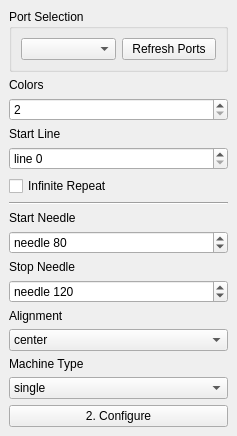
AllYarnsAreBeautiful/ayab-desktop, file software/python/ayab/plugins/ayab_plugin/ayab_options.ui: the form before one commit.
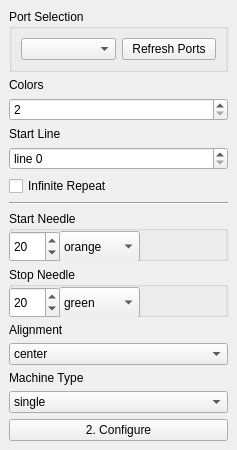
The form after the commit.

Commit message: start and stop needle choice like on the machine (#27)

Patch:
```diff
--- a/software/python/ayab/plugins/ayab_plugin/ayab_options.ui
+++ b/software/python/ayab/plugins/ayab_plugin/ayab_options.ui
@@ -7,7 +7,7 @@
     <x>0</x>
     <y>0</y>
     <width>237</width>
-    <height>502</height>
+    <height>510</height>
    </rect>
   </property>
   <property name="features">
@@ -98,49 +98,113 @@
      </widget>
     </item>
     <item>
-     <widget class="QLabel" name="label">
-      <property name="text">
+     <widget class="QGroupBox" name="gbox_startneedle">
+      <property name="minimumSize">
+       <size>
+        <width>0</width>
+        <height>50</height>
+       </size>
+      </property>
+      <property name="title">
        <string>Start Needle</string>
       </property>
-     </widget>
-    </item>
-    <item>
+      <widget class="QComboBox" name="start_needle_color">
+       <property name="geometry">
+        <rect>
+         <x>50</x>
+         <y>20</y>
+         <width>81</width>
+         <height>31</height>
+        </rect>
+       </property>
+       <item>
+        <property name="text">
+         <string>orange</string>
+        </property>
+       </item>
+       <item>
+        <property name="text">
+         <string>green</string>
+        </property>
+       </item>
+      </widget>
      <widget class="QSpinBox" name="start_needle_edit">
+       <property name="geometry">
+        <rect>
+         <x>0</x>
+         <y>20</y>
+         <width>51</width>
+         <height>31</height>
+        </rect>
+       </property>
       <property name="prefix">
-       <string>needle </string>
+        <string/>
+       </property>
+       <property name="minimum">
+        <number>1</number>
       </property>
       <property name="maximum">
-       <number>198</number>
+        <number>100</number>
       </property>
       <property name="value">
-       <number>80</number>
-      </property>
+        <number>20</number>
+       </property>
+      </widget>
      </widget>
     </item>
     <item>
-     <widget class="QLabel" name="label_2">
-      <property name="text">
+     <widget class="QGroupBox" name="gbox_stopneedle">
+      <property name="minimumSize">
+       <size>
+        <width>0</width>
+        <height>50</height>
+       </size>
+      </property>
+      <property name="title">
        <string>Stop Needle</string>
       </property>
-     </widget>
-    </item>
-    <item>
+      <widget class="QComboBox" name="stop_needle_color">
+       <property name="geometry">
+        <rect>
+         <x>50</x>
+         <y>20</y>
+         <width>81</width>
+         <height>31</height>
+        </rect>
+       </property>
+       <item>
+        <property name="text">
+         <string>green</string>
+        </property>
+       </item>
+       <item>
+        <property name="text">
+         <string>orange</string>
+        </property>
+       </item>
+      </widget>
      <widget class="QSpinBox" name="stop_needle_edit">
-      <property name="suffix">
-       <string/>
+       <property name="geometry">
+        <rect>
+         <x>0</x>
+         <y>20</y>
+         <width>51</width>
+         <height>31</height>
+        </rect>
       </property>
       <property name="prefix">
-       <string>needle </string>
+        <string/>
       </property>
       <property name="minimum">
        <number>1</number>
       </property>
       <property name="maximum">
-       <number>199</number>
+        <number>100</number>
       </property>
       <property name="value">
-       <number>120</number>
-      </property>
+        <number>20</number>
+       </property>
+      </widget>
      </widget>
     </item>
     <item>
```
Lines whose indentation alone changed are shown as unchanged. The commit also changes 2 other files.
